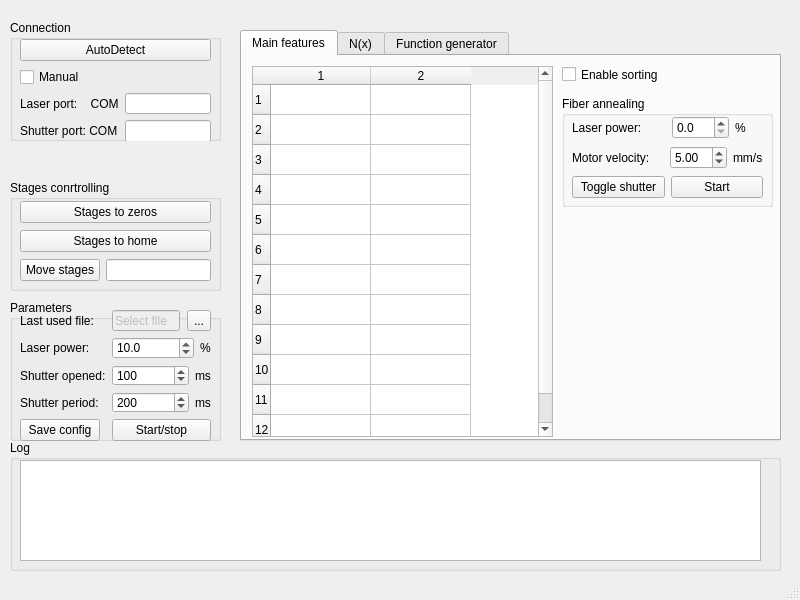
Above: ui/IM.ui from al509/LabSoft before the change. Below: the same form after it.
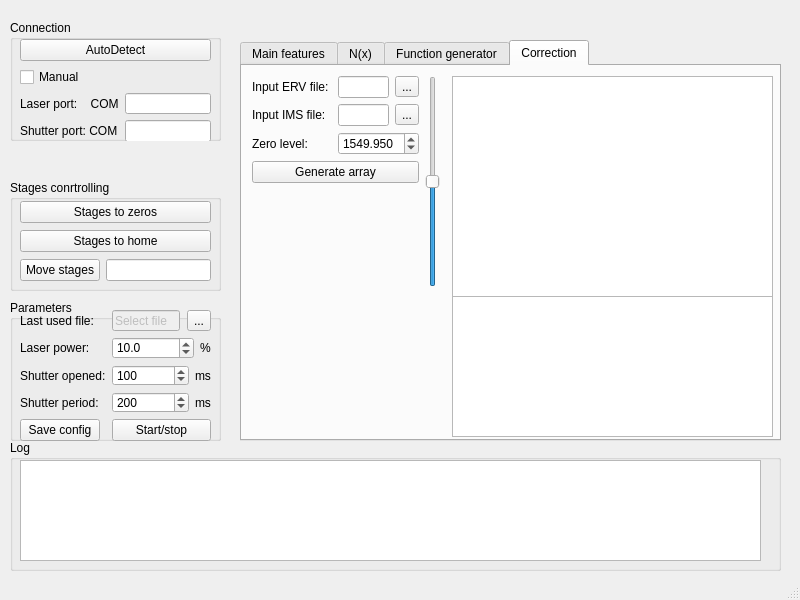
That is the form after the change. The open tabs and pages were chosen to show the change.

Commit message: Correction algorithm added

```diff
--- a/ui/IM.ui
+++ b/ui/IM.ui
@@ -329,9 +329,9 @@
     <property name="geometry">
      <rect>
       <x>240</x>
-      <y>30</y>
+      <y>40</y>
       <width>541</width>
-      <height>411</height>
+      <height>401</height>
      </rect>
     </property>
     <property name="currentIndex">
@@ -687,6 +687,160 @@
       </property>
      </widget>
     </widget>
+    <widget class="QWidget" name="tab_4">
+     <attribute name="title">
+      <string>Correction</string>
+     </attribute>
+     <widget class="QGraphicsView" name="correctionView">
+      <property name="geometry">
+       <rect>
+        <x>210</x>
+        <y>230</y>
+        <width>321</width>
+        <height>141</height>
+       </rect>
+      </property>
+     </widget>
+     <widget class="QGraphicsView" name="ERVView">
+      <property name="geometry">
+       <rect>
+        <x>210</x>
+        <y>10</y>
+        <width>321</width>
+        <height>221</height>
+       </rect>
+      </property>
+     </widget>
+     <widget class="QSlider" name="zeroLevelSlider">
+      <property name="enabled">
+       <bool>true</bool>
+      </property>
+      <property name="geometry">
+       <rect>
+        <x>180</x>
+        <y>10</y>
+        <width>22</width>
+        <height>211</height>
+       </rect>
+      </property>
+      <property name="autoFillBackground">
+       <bool>false</bool>
+      </property>
+      <property name="minimum">
+       <number>0</number>
+      </property>
+      <property name="maximum">
+       <number>200</number>
+      </property>
+      <property name="singleStep">
+       <number>1</number>
+      </property>
+      <property name="value">
+       <number>100</number>
+      </property>
+      <property name="orientation">
+       <enum>Qt::Vertical</enum>
+      </property>
+      <property name="invertedAppearance">
+       <bool>false</bool>
+      </property>
+     </widget>
+     <widget class="QWidget" name="formLayoutWidget_2">
+      <property name="geometry">
+       <rect>
+        <x>10</x>
+        <y>10</y>
+        <width>167</width>
+        <height>111</height>
+       </rect>
+      </property>
+      <layout class="QFormLayout" name="correctionLayout">
+       <item row="0" column="0">
+        <widget class="QLabel" name="InputERVLabel">
+         <property name="text">
+          <string>Input ERV file: </string>
+         </property>
+        </widget>
+       </item>
+       <item row="0" column="1">
+        <layout class="QHBoxLayout" name="loadERVLayout">
+         <item>
+          <widget class="QLineEdit" name="inputERVEdit">
+           <property name="enabled">
+            <bool>true</bool>
+           </property>
+          </widget>
+         </item>
+         <item>
+          <widget class="QToolButton" name="inputERVButton">
+           <property name="text">
+            <string>...</string>
+           </property>
+          </widget>
+         </item>
+        </layout>
+       </item>
+       <item row="1" column="1">
+        <layout class="QHBoxLayout" name="loadIMSLayout">
+         <item>
+          <widget class="QLineEdit" name="inputIMSEdit">
+           <property name="enabled">
+            <bool>true</bool>
+           </property>
+          </widget>
+         </item>
+         <item>
+          <widget class="QToolButton" name="inputIMSButton">
+           <property name="text">
+            <string>...</string>
+           </property>
+          </widget>
+         </item>
+        </layout>
+       </item>
+       <item row="2" column="0">
+        <widget class="QLabel" name="ZeroLevelLabel">
+         <property name="text">
+          <string>Zero level:</string>
+         </property>
+        </widget>
+       </item>
+       <item row="2" column="1">
+        <widget class="QDoubleSpinBox" name="zeroLevelBox">
+         <property name="decimals">
+          <number>3</number>
+         </property>
+         <property name="minimum">
+          <double>1549.900000000000091</double>
+         </property>
+         <property name="maximum">
+          <double>1550.099999999999909</double>
+         </property>
+         <property name="singleStep">
+          <double>0.001000000000000</double>
+         </property>
+         <property name="value">
+          <double>1549.950000000000045</double>
+         </property>
+        </widget>
+       </item>
+       <item row="3" column="0" colspan="2">
+        <widget class="QPushButton" name="calcCorrectionButton">
+         <property name="text">
+          <string>Generate array</string>
+         </property>
+        </widget>
+       </item>
+       <item row="1" column="0">
+        <widget class="QLabel" name="inputIMSLabel">
+         <property name="text">
+          <string>Input IMS file: </string>
+         </property>
+        </widget>
+       </item>
+      </layout>
+     </widget>
+    </widget>
    </widget>
    <widget class="QGroupBox" name="StagesConrtolBox">
     <property name="geometry">
```
Left out of the diff: 2 changed lines with no effect on the pictures. The commit also changes 2 other files.
